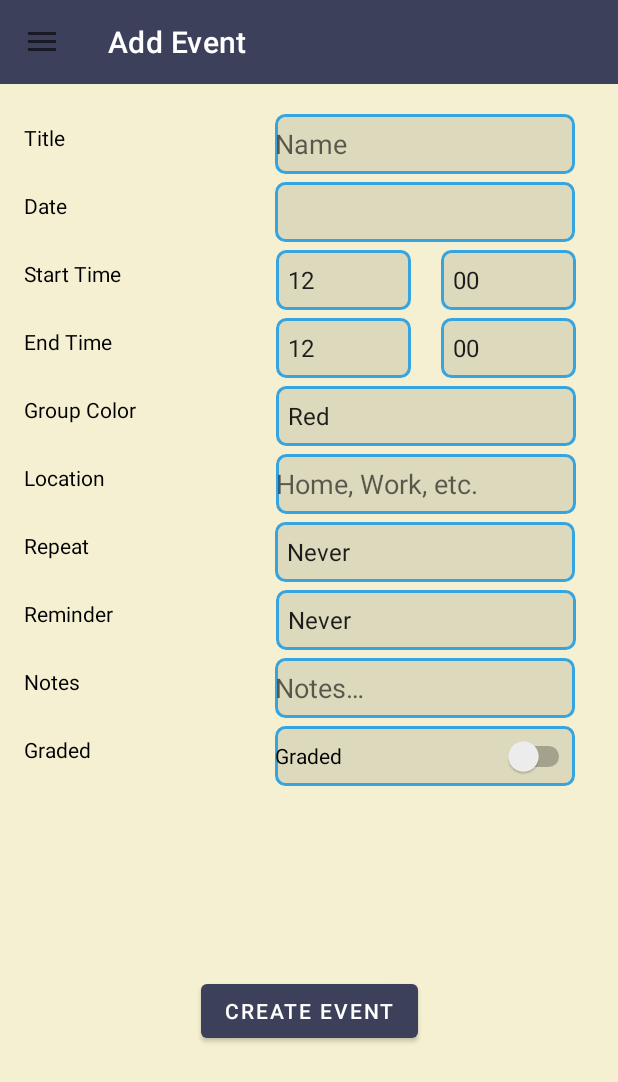
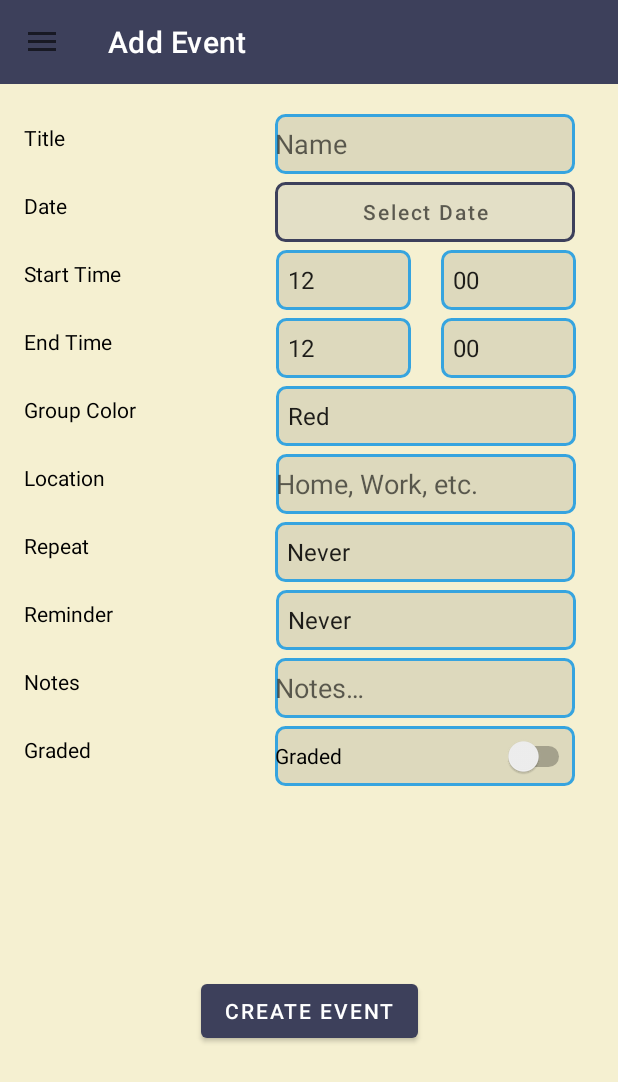
Before and after one commit to Shauryan735/Remake-Me, an Android app: the AddEvent screen opened directly, with no data from a screen before it, in the side drawer, after a tap on "New Event", on a phone screen of 412 x 824 dp. Shown: the top 1082 px of the screen. Run offline under Robolectric (Android 15) with nearby library versions, the phone set to English and light mode, and no system bars; our stand-ins replace Room's generated code; 9 statements that could not run were skipped.

Commit message:
Added calendarView date selection

```diff
--- a/app/src/main/java/com/example/remakeme/AddEvent.java
+++ b/app/src/main/java/com/example/remakeme/AddEvent.java
@@ -1,5 +1,6 @@
 package com.example.remakeme;
 
+import android.app.DatePickerDialog;
 import android.content.Context;
 import android.content.Intent;
 import android.os.Bundle;
@@ -8,6 +9,7 @@ import android.view.View;
 import android.widget.AdapterView;
 import android.widget.ArrayAdapter;
 import android.widget.Button;
+import android.widget.DatePicker;
 import android.widget.EditText;
 import android.widget.Spinner;
 import android.widget.Switch;
@@ -23,6 +25,7 @@ import java.util.ArrayList;
 import java.util.Calendar;
 import java.util.Date;
 import java.util.List;
+import java.util.Locale;
 
 import static java.lang.Integer.parseInt;
 import static java.lang.Long.parseLong;
@@ -51,6 +54,8 @@ public class AddEvent extends AppCompatActivity {
   private Boolean editing = false;
   private long eventId = 0;
   private int grade = 0;
+  Button btnDate;
+  final Calendar myCalendar = Calendar.getInstance();
 
   @Override
   protected void onCreate(Bundle savedInstanceState) {
@@ -72,8 +77,8 @@ public class AddEvent extends AppCompatActivity {
       editing = false;
     }
 
-    EditText editDate = findViewById(R.id.editTextDate);
-    editDate.setText(date);
+    btnDate = findViewById(R.id.editTextDate);
+    btnDate.setText(date);
     //TODO: change to calendarView
 
     AppDatabase instance = AppDatabase.getInstance(this);
@@ -443,7 +448,7 @@ public class AddEvent extends AppCompatActivity {
       Date c = gotDate.getTime();
       SimpleDateFormat df = new SimpleDateFormat("MM/dd/yyyy");
       String stringDate = df.format(c);
-      editDate.setText(stringDate);
+      btnDate.setText(stringDate);
 
       String oldStartTime = editEvent.getFormattedStartTime();
       String[] oldStartArray = oldStartTime.split(":");
@@ -495,6 +500,32 @@ public class AddEvent extends AppCompatActivity {
     }
   }
 
+  DatePickerDialog.OnDateSetListener dateSet = new DatePickerDialog.OnDateSetListener(){
+    @Override
+    public void onDateSet (DatePicker view , int year , int monthOfYear , int dayOfMonth) {
+      myCalendar.set(Calendar.YEAR, year);
+      myCalendar.set(Calendar.MONTH, monthOfYear);
+      myCalendar.set(Calendar.DAY_OF_MONTH, dayOfMonth);
+      updateLabel();
+    }
+  };
+
+  public void setDate (View view) {
+    new DatePickerDialog(
+        AddEvent.this, dateSet,
+        myCalendar.get(Calendar.YEAR),
+        myCalendar.get(Calendar.MONTH),
+        myCalendar.get(Calendar.DAY_OF_MONTH)
+    ).show();
+  }
+
+  private void updateLabel () {
+    String myFormat = "MM/dd/yyyy"; //In which you need put here
+    SimpleDateFormat sdf = new SimpleDateFormat(myFormat, Locale.getDefault()) ;
+    Date date = myCalendar.getTime();
+    btnDate.setText(sdf.format(date));
+  }
+
   /**
    * Sends the submitted data to the database.
    * If editing an event, will instead edit the event.
@@ -540,8 +571,8 @@ public class AddEvent extends AppCompatActivity {
     Calendar startCalendar = Calendar.getInstance();
     Calendar endCalendar = Calendar.getInstance();
 
-    EditText editDate = findViewById(R.id.editTextDate);
-    date = editDate.getText().toString();
+    Button btnDate = findViewById(R.id.editTextDate);
+    date = btnDate.getText().toString();
     String[] numbers = date.split("/");
     int year = parseInt(numbers[2]);
     int month = parseInt(numbers[0]) - 1;
--- a/app/src/main/res/layout/activity_add_event.xml
+++ b/app/src/main/res/layout/activity_add_event.xml
@@ -181,19 +181,21 @@
             app:layout_constraintStart_toEndOf="@+id/eventViewDate"
             app:layout_constraintTop_toTopOf="parent" />
 
-        <EditText
+        <Button
             android:id="@+id/editTextDate"
+            android:hint="@string/select_date"
+            android:onClick="setDate"
             android:layout_width="200dp"
             android:layout_height="40dp"
             android:layout_marginTop="5dp"
             android:background="@drawable/redboarder"
             android:ems="10"
             android:textColor="@color/black"
+            android:backgroundTint="?attr/colorAccent"
             app:layout_constraintEnd_toEndOf="parent"
             app:layout_constraintHorizontal_bias="0.67"
             app:layout_constraintStart_toEndOf="@+id/eventViewStartTime"
             app:layout_constraintTop_toBottomOf="@+id/editTextName" />
-        <!--TODO: replace the above EditText with a date selector like Jordan's test project has-->
 
         <EditText
             android:id="@+id/editTextLocation"
--- a/app/src/main/res/values/strings.xml
+++ b/app/src/main/res/values/strings.xml
@@ -37,5 +37,6 @@
     <string name="_0">Grade: 0/100</string>
     <string name="desc">Description</string>
     <string name="example_App">Example application</string>
+    <string name="select_date">Select Date</string>
 
 </resources>
```
